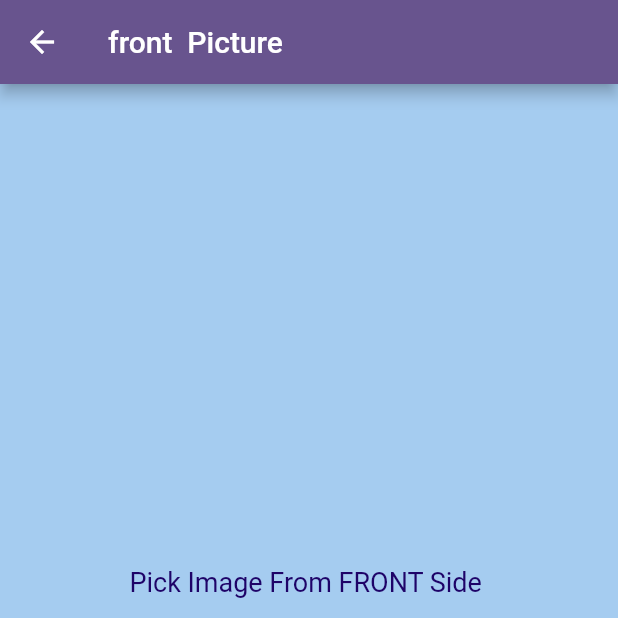
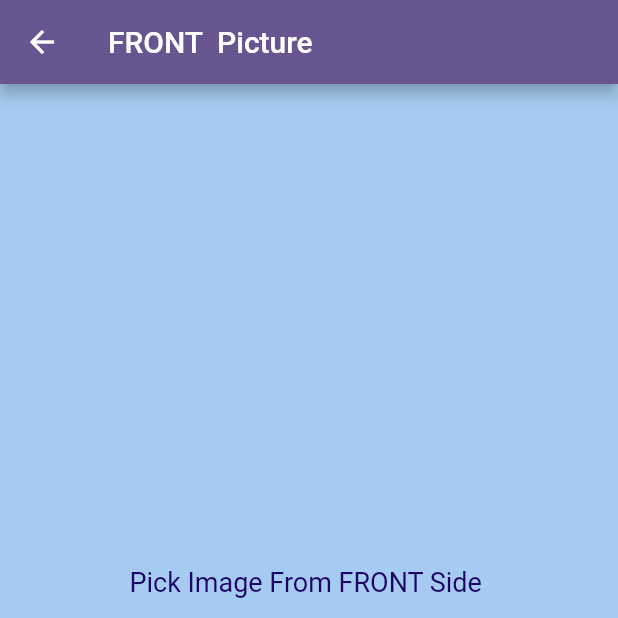
Before and after one commit to Shahraiz-Rahat/Lung-cancer-detection, a Flutter app: the OnboardingImagePickerScreen screen opened directly, on a phone screen of 412 x 824 dp, the top half of it. Run offline on Flutter 3.47's test engine with Material 2 defaults, Android fonts, the phone set to English and light mode, and no system bars; our stand-ins replace camera, image_picker, permission_handler; missing offline and left inert: flutter_downloader, flutter_pdfview, google_mlkit_commons, google_mlkit_pose_detection, google_mlkit_selfie_segmentation, model_viewer_plus; Roboto replaces fonts that are missing (poppins).

Commit message:
Fix initial onboarding steps

```diff
--- a/lib/main.dart
+++ b/lib/main.dart
@@ -36,8 +36,8 @@ class MyApp extends StatelessWidget {
           fontFamily: 'poppins',
           colorScheme: ColorScheme.fromSeed(seedColor: Colors.deepPurple),
           useMaterial3: false),
-      home: Home(),
-      // OnBoardingView(),
+      home: //Home(),
+        OnBoardingView(),
     );
   }
 }
--- a/lib/view/pictures/onboarding_picture.dart
+++ b/lib/view/pictures/onboarding_picture.dart
@@ -45,10 +45,12 @@ class _OnboardingImagePickerScreen extends State<OnboardingImagePickerScreen> {
       poses = await detectPoses(_pickedImageXFile);
       posesJson = convertPosesToJson(poses);
       print(jsonEncode(posesJson));
+
+      //Put your code here
     }
 
     setState(() {
-      if (poses != null) {
+      if (poses.length > 0) {
         _posesFound = poses.length;
         Provider.of<UserData>(context, listen: false)
             .updateImageData(type, _pickedImage, posesJson);
@@ -72,10 +74,11 @@ class _OnboardingImagePickerScreen extends State<OnboardingImagePickerScreen> {
     return Scaffold(
       backgroundColor: Color.fromARGB(255, 165, 204, 240),
       appBar: AppBar(
-        title: Text('${type}  Picture'),
+        title: Text('${type.toUpperCase()}  Picture'),
       ),
       body: Center(
-        child: Column(
+        child: SingleChildScrollView(
+          child: Column(
           mainAxisAlignment: MainAxisAlignment.center,
           children: <Widget>[
             Text(
@@ -146,6 +149,7 @@ class _OnboardingImagePickerScreen extends State<OnboardingImagePickerScreen> {
               ),
           ],
         ),
+        )
       ),
     );
   }
```
Also changed, not shown: lib/view/home/home_view.dart (+9 -3 lines).
